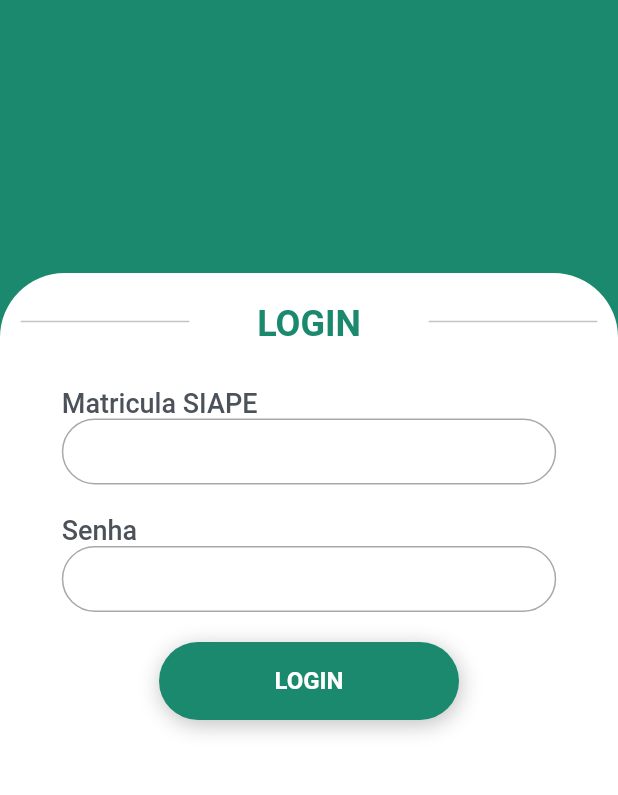
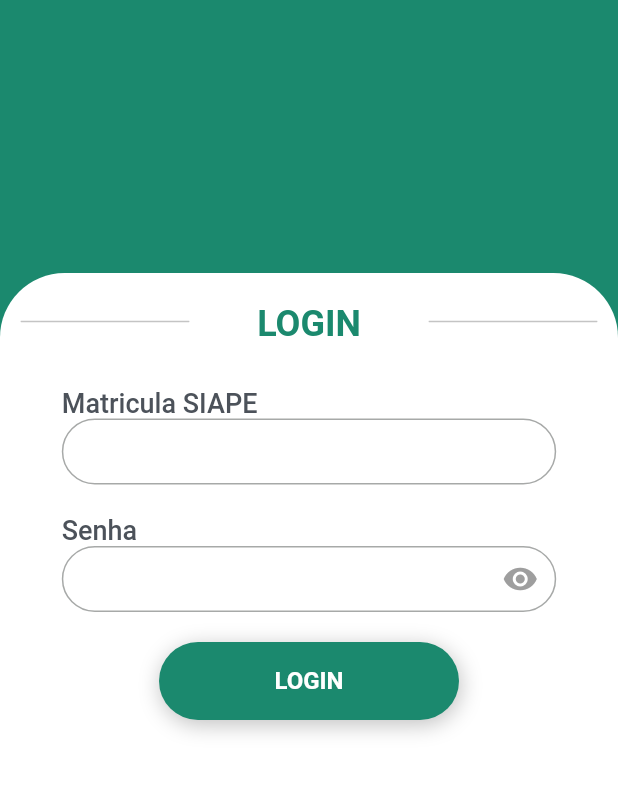
Before and after one commit to Chaicoo/carga-horaria-ifma-app, a Flutter app: the screen it shows after launch, on a phone screen of 412 x 824 dp, the part 345-1140 px from its top. Run offline on Flutter 3.47's test engine with Material 3 defaults, Android fonts, the phone set to English and light mode, and no system bars; our stand-ins replace file_picker, percent_indicator; Roboto replaces fonts that are missing (Poppins).

Commit message:
feat: add input password component

```diff
--- /dev/null
+++ b/lib/components/input_password.dart
@@ -0,0 +1,64 @@
+import 'package:flutter/material.dart';
+
+class InputPassword extends StatefulWidget {
+  final String labelText;
+  final TextEditingController controller;
+
+  const InputPassword({
+    required this.labelText,
+    required this.controller,
+    Key? key,
+  }) : super(key: key);
+
+  @override
+  _InputPasswordState createState() => _InputPasswordState();
+}
+
+class _InputPasswordState extends State<InputPassword> {
+  bool _obscureText = true;
+
+  @override
+  Widget build(BuildContext context) {
+    return SizedBox(
+      width: MediaQuery.of(context).size.width * 0.8,
+      child: Column(
+        crossAxisAlignment: CrossAxisAlignment.start,
+        children: [
+          Text(
+            widget.labelText,
+            style: const TextStyle(
+              color: Color(0xFF4C525A),
+              fontSize: 18,
+              fontFamily: 'Poppins',
+              fontWeight: FontWeight.w500,
+              height: 0,
+            ),
+          ),
+          SizedBox(
+            height: 44,
+            child: TextField(
+              controller: widget.controller,
+              obscureText: _obscureText,
+              decoration: InputDecoration(
+                border: OutlineInputBorder(
+                  borderRadius: BorderRadius.circular(24.0),
+                ),
+                suffixIcon: IconButton(
+                  icon: Icon(
+                    _obscureText ? Icons.visibility : Icons.visibility_off,
+                    color: Colors.grey,
+                  ),
+                  onPressed: () {
+                    setState(() {
+                      _obscureText = !_obscureText;
+                    });
+                  },
+                ),
+              ),
+            ),
+          ),
+        ],
+      ),
+    );
+  }
+}
--- a/lib/screens/login.dart
+++ b/lib/screens/login.dart
@@ -1,4 +1,5 @@
 // screens/login.dart
+import 'package:carga_horaria_ifma/components/input_password.dart';
 import 'package:flutter/material.dart';
 import '../components/input.dart';
 import '../components/button.dart';
@@ -166,7 +167,7 @@ class LoginScreen extends StatelessWidget {
                         ),
                         const SizedBox(
                             height: 20), // Adjust the spacing as needed
-                        Input(
+                        InputPassword(
                           labelText: 'Senha',
                           controller: TextEditingController(),
                         ),
```
